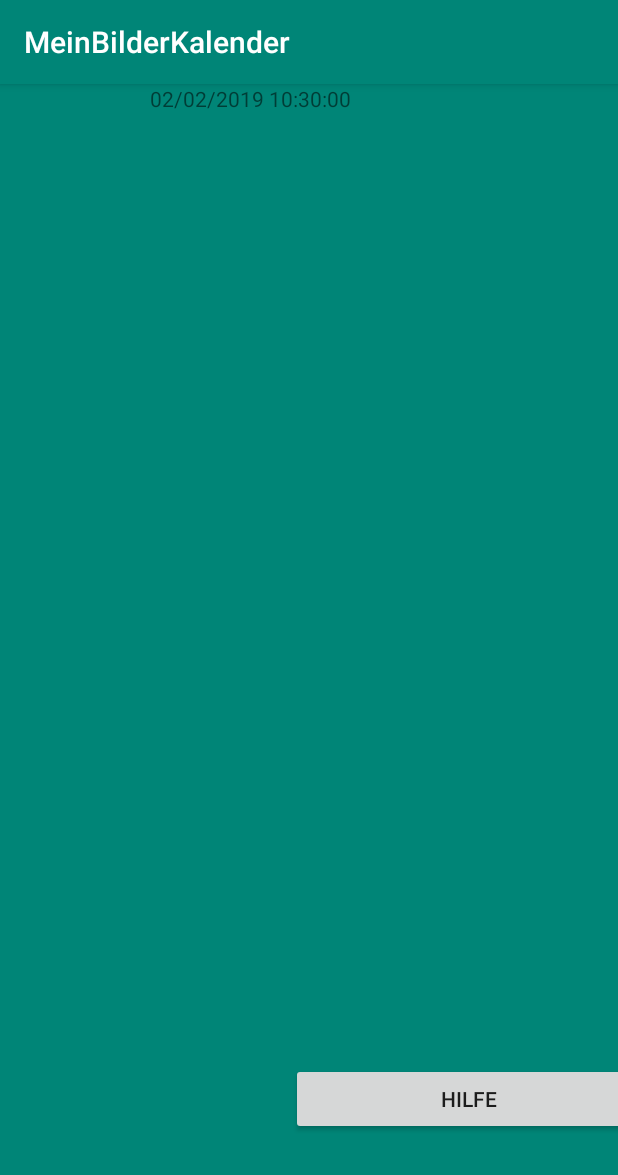
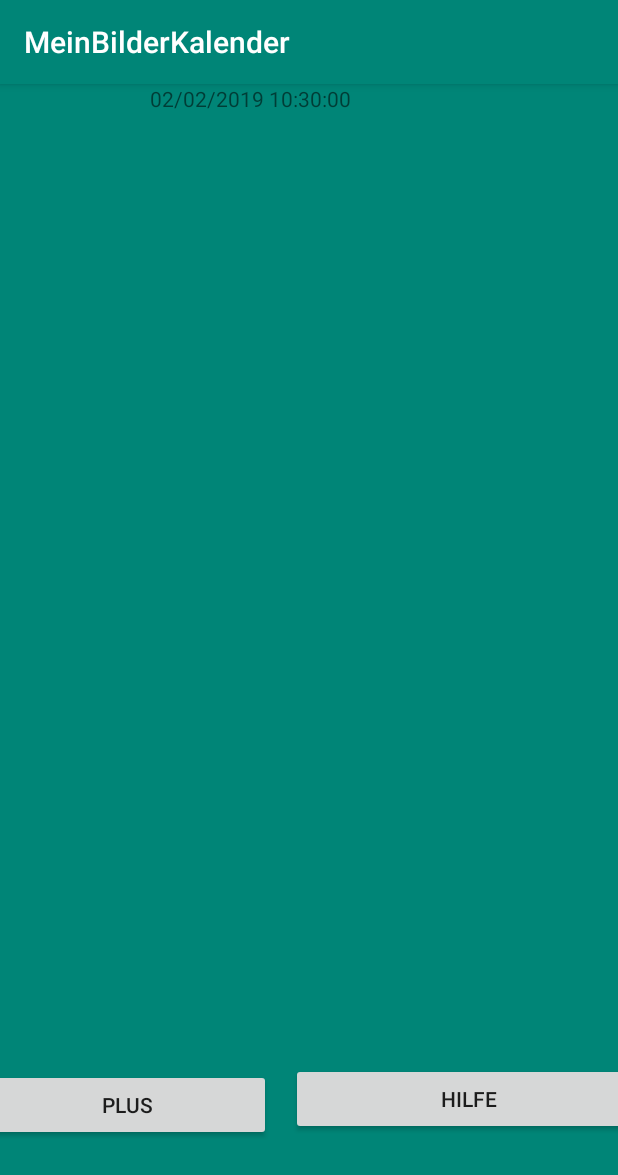
Before and after one commit to amAktionMensch/MeinBilderKalender, an Android app: the screen it shows after launch (MainActivity), on a phone screen of 412 x 824 dp. Shown: the top 1175 px of the screen. Run offline under Robolectric (Android 15) with nearby library versions, the phone set to English and light mode, and no system bars.

Commit message:
plus button

```diff
--- a/app/src/main/res/layout/activity_main.xml
+++ b/app/src/main/res/layout/activity_main.xml
@@ -50,7 +50,15 @@
         app:layout_constraintBottom_toBottomOf="parent"
         app:layout_constraintEnd_toStartOf="@+id/lytHelp"
         app:layout_constraintStart_toStartOf="parent"
-        app:layout_constraintTop_toBottomOf="@+id/lytContent"></LinearLayout>
+        app:layout_constraintTop_toBottomOf="@+id/lytContent">
+
+        <Button
+            android:id="@+id/btnPlus"
+            android:layout_width="wrap_content"
+            android:layout_height="wrap_content"
+            android:layout_weight="1"
+            android:text="Plus" />
+    </LinearLayout>
 
     <LinearLayout
         android:id="@+id/lytHelp"
```
